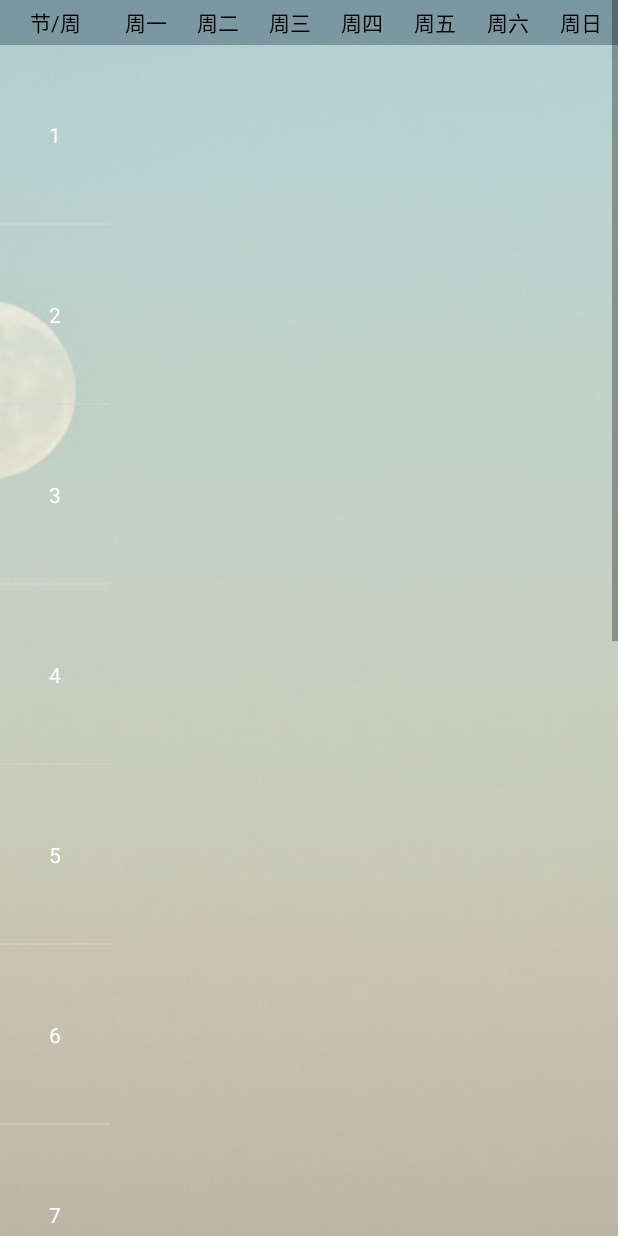
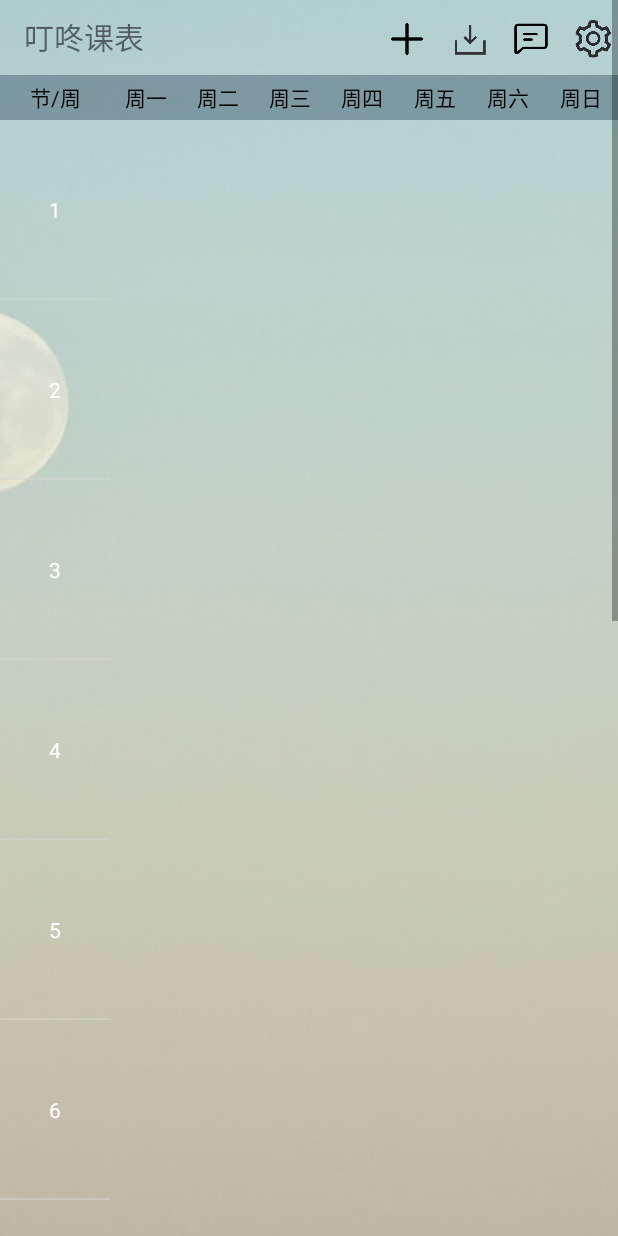
Before and after one commit to jacob-lcs/awesome-curriculum-android, an Android app: the MainActivity screen opened directly, with no data from a screen before it, on a phone screen of 412 x 824 dp. Run offline under Robolectric (Android 15) with nearby library versions, the phone set to English and light mode, and no system bars; 5 statements that could not run were skipped.

Commit message:
:sparkles: 新增添加课程的功能

```diff
--- a/app/src/main/AndroidManifest.xml
+++ b/app/src/main/AndroidManifest.xml
@@ -13,7 +13,8 @@
         android:roundIcon="@mipmap/ic_launcher_round"
         android:supportsRtl="true"
         android:theme="@style/AppTheme">
-        <activity android:name=".SplashActivity"
+        <activity
+            android:name=".SplashActivity"
             android:theme="@style/AppWelcome">
             <intent-filter>
                 <action android:name="android.intent.action.MAIN" />
@@ -32,8 +33,7 @@
             android:label="@string/title_activity_login" />
         <activity
             android:name=".MainActivity"
-            android:label="@string/app_name">
-        </activity>
+            android:label="@string/app_name"></activity>
     </application>
 
 </manifest>
--- a/app/src/main/java/com/example/awesomecurriculum/EditCourseActivity.java
+++ b/app/src/main/java/com/example/awesomecurriculum/EditCourseActivity.java
@@ -210,7 +210,12 @@ public class EditCourseActivity extends AppCompatActivity {
                     data1[5] = new OkHttpUtil.Param("timeList", timeList.toString());
                     String c = Integer.toHexString(color).toString();
                     data1[6] = new OkHttpUtil.Param("color", c.substring(2, c.length()));
-                    res = OkHttpUtil.postDataSync("https://coursehelper.online:3000/api/course/updateCourse?token=" + token, data1);
+                    if(id!=0){
+                        res = OkHttpUtil.postDataSync("https://coursehelper.online:3000/api/course/updateCourse?token=" + token, data1);
+                    }else{
+                        res = OkHttpUtil.postDataSync("https://coursehelper.online:3000/api/course/addCourse?token=" + token, data1);
+                    }
+
                     map = gson.fromJson(res.body().string(), map.getClass());
                     String codeString = "code";
                     if ((double) map.get(codeString) == 0) {
--- a/app/src/main/java/com/example/awesomecurriculum/MainActivity.java
+++ b/app/src/main/java/com/example/awesomecurriculum/MainActivity.java
@@ -9,6 +9,7 @@ import android.util.Log;
 import android.view.LayoutInflater;
 import android.view.View;
 import android.view.ViewGroup;
+import android.widget.ImageView;
 import android.widget.LinearLayout;
 import android.widget.RelativeLayout;
 import android.widget.TextView;
@@ -40,6 +41,12 @@ import okhttp3.Response;
 public class MainActivity extends AppCompatActivity {
     Map map = new HashMap<String, Object>();
     Map updateTimeMap = new HashMap<String, Object>();
+
+
+    private ImageView settings;
+    private ImageView imports;
+    private ImageView chat;
+    private ImageView add;
     /**
      * 星期几
      */
@@ -61,6 +68,7 @@ public class MainActivity extends AppCompatActivity {
         }
         createLeftView();
         loadData();
+        init();
         final SwipeRefreshLayout mSwipeRefreshLayout = (SwipeRefreshLayout) findViewById(R.id.id_layout);
         mSwipeRefreshLayout.setOnRefreshListener(new SwipeRefreshLayout.OnRefreshListener() {
             @Override
@@ -75,7 +83,44 @@ public class MainActivity extends AppCompatActivity {
     protected void onStart() {
         super.onStart();
         loadData();
+    }
 
+    private void init(){
+        settings = findViewById(R.id.settings);
+        imports = findViewById(R.id.imports);
+        chat = findViewById(R.id.chat);
+        add = findViewById(R.id.add);
+        toSettings();
+        toAddCourse();
+    }
+
+    private void toSettings(){
+        settings.setOnClickListener(new View.OnClickListener() {
+            @Override
+            public void onClick(View v) {
+                Intent intent = new Intent(MainActivity.this, SettingsActivity.class);
+                startActivity(intent);
+            }
+        });
+    }
+
+    private void toAddCourse(){
+        add.setOnClickListener(new View.OnClickListener() {
+            @Override
+            public void onClick(View v) {
+                Intent intent = new Intent(MainActivity.this, EditCourseActivity.class);
+                intent.putExtra("courseName", "");
+                intent.putExtra("teacher", "");
+                intent.putExtra("classRoom", "");
+                intent.putExtra("week", 1);
+                intent.putExtra("start", 1);
+                intent.putExtra("end", 1);
+                intent.putExtra("color", "FAFAFA");
+                intent.putExtra("id", 0);
+                intent.putExtra("courseNo", "");
+                startActivity(intent);
+            }
+        });
     }
 
     /**
--- a/app/src/main/res/layout/activity_main.xml
+++ b/app/src/main/res/layout/activity_main.xml
@@ -5,6 +5,8 @@
     android:id="@+id/id_layout"
     android:layout_width="match_parent"
     android:layout_height="match_parent">
+
+
     <ScrollView
         android:layout_width="match_parent"
         android:layout_height="match_parent"
@@ -14,7 +16,9 @@
             android:layout_width="match_parent"
             android:layout_height="match_parent">
 
+
             <!--背景图-->
+
             <ImageView
                 android:id="@+id/bg"
                 android:layout_width="match_parent"
@@ -27,6 +31,12 @@
                 android:layout_width="match_parent"
                 android:layout_height="match_parent"
                 android:orientation="vertical">
+
+                <include
+                    android:id="@+id/main_head"
+                    layout="@layout/activity_tool_bar"
+                    android:layout_width="match_parent"
+                    android:layout_height="50dp" />
 
                 <!--星期条-->
                 <LinearLayout
--- /dev/null
+++ b/app/src/main/res/layout/activity_tool_bar.xml
@@ -0,0 +1,65 @@
+<?xml version="1.0" encoding="utf-8"?>
+<androidx.constraintlayout.widget.ConstraintLayout xmlns:android="http://schemas.android.com/apk/res/android"
+    xmlns:app="http://schemas.android.com/apk/res-auto"
+    xmlns:tools="http://schemas.android.com/tools"
+    android:layout_width="match_parent"
+    android:layout_height="45dp"
+    android:clickable="true"
+    android:focusable="true">
+
+    <TextView
+        android:id="@+id/textView"
+        android:layout_width="wrap_content"
+        android:layout_height="wrap_content"
+        android:text="@string/app_name"
+        android:textSize="20dp"
+        app:layout_constraintBottom_toBottomOf="parent"
+        app:layout_constraintEnd_toStartOf="@+id/add"
+        app:layout_constraintHorizontal_bias="0.088"
+        app:layout_constraintStart_toStartOf="parent"
+        app:layout_constraintTop_toTopOf="parent"
+        app:layout_constraintVertical_bias="0.483" />
+
+    <ImageView
+        android:id="@+id/add"
+        android:layout_width="25dp"
+        android:layout_height="25dp"
+        android:layout_marginEnd="16dp"
+        app:layout_constraintBottom_toBottomOf="parent"
+        app:layout_constraintEnd_toStartOf="@+id/imports"
+        app:layout_constraintTop_toTopOf="parent"
+        app:layout_constraintVertical_bias="0.55"
+        app:srcCompat="@drawable/plus" />
+
+    <ImageView
+        android:id="@+id/imports"
+        android:layout_width="25dp"
+        android:layout_height="25dp"
+        android:layout_marginEnd="16dp"
+        app:layout_constraintBottom_toBottomOf="parent"
+        app:layout_constraintEnd_toStartOf="@+id/chat"
+        app:layout_constraintTop_toTopOf="parent"
+        app:srcCompat="@drawable/import_img" />
+
+    <ImageView
+        android:id="@+id/chat"
+        android:layout_width="25dp"
+        android:layout_height="25dp"
+        android:layout_marginEnd="16dp"
+        app:layout_constraintBottom_toBottomOf="parent"
+        app:layout_constraintEnd_toStartOf="@+id/settings"
+        app:layout_constraintTop_toTopOf="parent"
+        app:layout_constraintVertical_bias="0.55"
+        app:srcCompat="@drawable/chat" />
+
+    <ImageView
+        android:id="@+id/settings"
+        android:layout_width="25dp"
+        android:layout_height="25dp"
+        android:layout_marginEnd="4dp"
+        app:layout_constraintBottom_toBottomOf="parent"
+        app:layout_constraintEnd_toEndOf="parent"
+        app:layout_constraintTop_toTopOf="parent"
+        app:layout_constraintVertical_bias="0.55"
+        app:srcCompat="@drawable/settings" />
+</androidx.constraintlayout.widget.ConstraintLayout>
```
Also changed, not shown: app/src/main/res/drawable-v24/import_img.png (added), app/src/main/res/drawable-v24/plus.png (added), app/src/main/res/drawable/chat.png (added), app/src/main/res/drawable/settings.png (added).
